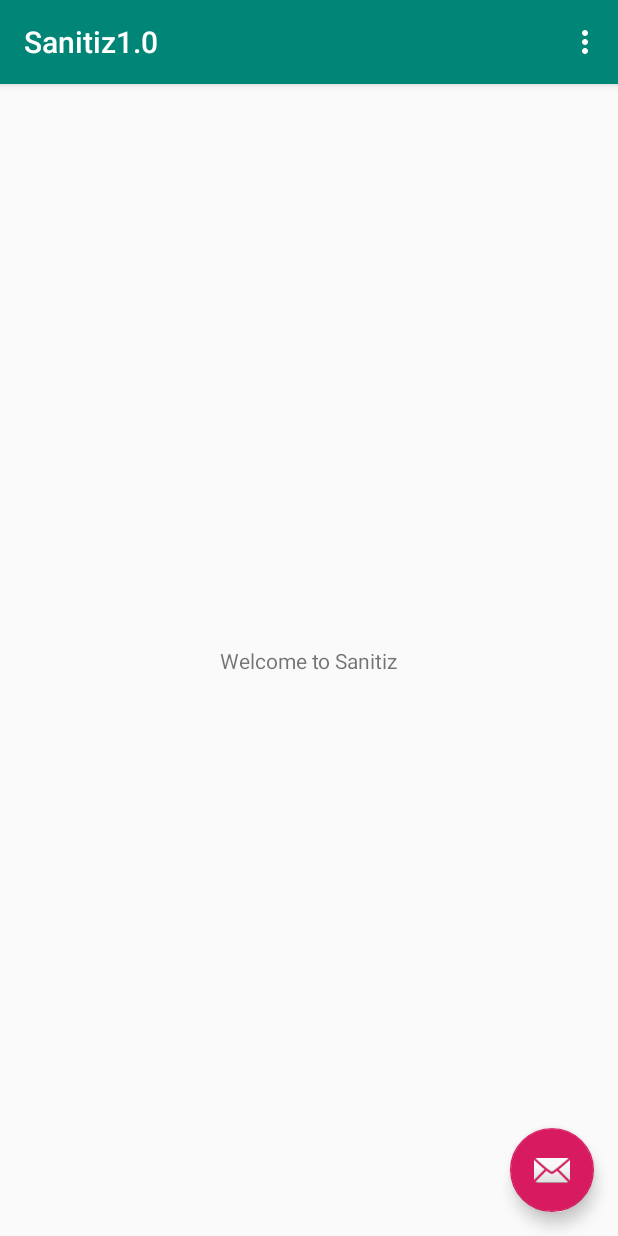
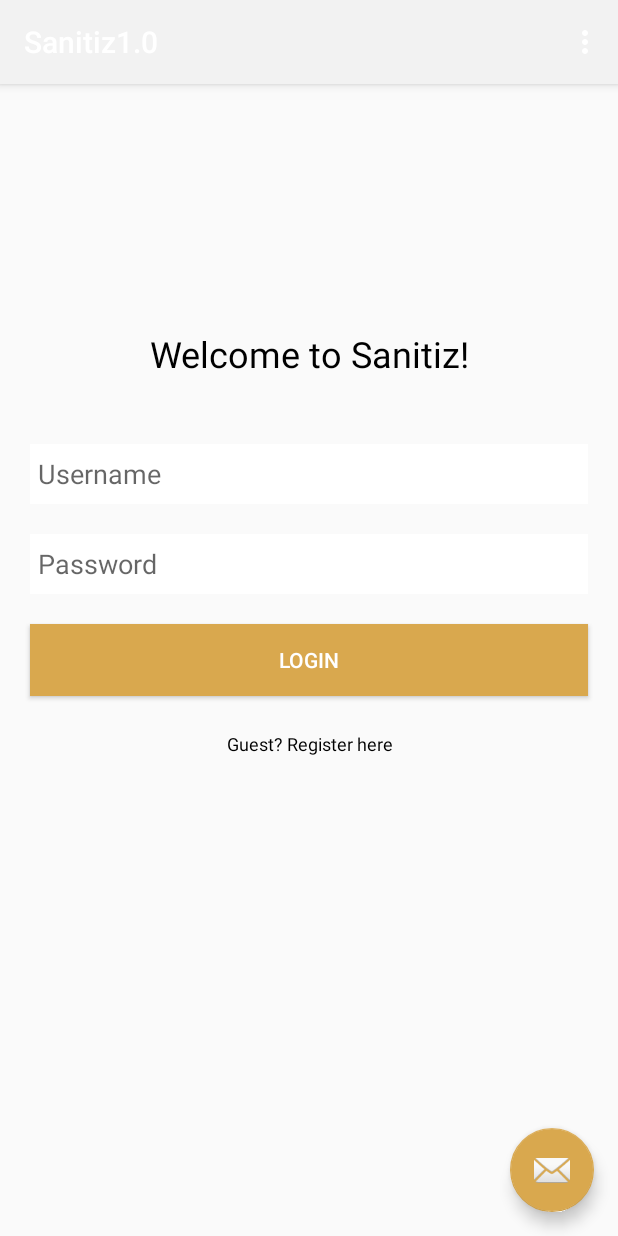
Before and after one commit to flopa69/Sanitiz1.0, an Android app: the screen it shows after launch (MainActivity), on a phone screen of 412 x 824 dp. Run offline under Robolectric (Android 15) with nearby library versions, the phone set to English and light mode, and no system bars; libraries missing offline, so code that uses them is left out: com.github.kittinunf.fuel.

Commit message:
Changed main view to login screen

```diff
--- a/app/build.gradle
+++ b/app/build.gradle
@@ -30,6 +30,7 @@ dependencies {
     implementation 'androidx.core:core-ktx:1.0.2'
     implementation 'androidx.constraintlayout:constraintlayout:1.1.3'
     implementation 'com.google.android.material:material:1.0.0'
+    implementation 'com.github.kittinunf.fuel:fuel-android:1.16.0'
     testImplementation 'junit:junit:4.12'
     androidTestImplementation 'androidx.test.ext:junit:1.1.0'
     androidTestImplementation 'androidx.test.espresso:espresso-core:3.1.1'
--- a/app/src/main/AndroidManifest.xml
+++ b/app/src/main/AndroidManifest.xml
@@ -21,4 +21,5 @@
         </activity>
     </application>
 
+    <uses-permission android:name="android.permission.INTERNET" />
 </manifest>
--- a/app/src/main/java/com/example/sanitiz10/MainActivity.kt
+++ b/app/src/main/java/com/example/sanitiz10/MainActivity.kt
@@ -3,17 +3,57 @@ package com.example.sanitiz10
 import android.os.Bundle
 import com.google.android.material.snackbar.Snackbar
 import androidx.appcompat.app.AppCompatActivity
+import android.content.Context
+import android.content.Intent
+import android.os.AsyncTask
+import android.util.Log
+import android.view.View
+import android.widget.Button
+import android.widget.EditText
+import android.widget.TextView
+import android.widget.Toast
 import android.view.Menu
 import android.view.MenuItem
+import com.github.kittinunf.fuel.Fuel
+import com.github.kittinunf.fuel.core.response
+import java.io.IOException
+import java.util.HashMap
 
 import kotlinx.android.synthetic.main.activity_main.*
 
 class MainActivity : AppCompatActivity() {
+    internal var LoginURL = ""
+    private var username: EditText? = null
+    private var password: EditText? = null
+    private var loginbtn: Button? = null
+    private var textregister: TextView? = null
+    private val LoginTask = 1
+    private var preferenceHelper: PreferenceHelper? = null
 
     override fun onCreate(savedInstanceState: Bundle?) {
         super.onCreate(savedInstanceState)
         setContentView(R.layout.activity_main)
         setSupportActionBar(toolbar)
+
+        preferenceHelper = PreferenceHelper(this)
+
+        username = findViewById<View>(R.id.username) as EditText
+        password = findViewById<View>(R.id.password) as EditText
+
+        loginbtn = findViewById(R.id.loginbtn) as Button
+        textregister = findViewById(R.id.textregister) as TextView
+
+        textregister!!.setOnClickListener {
+            print("register!")
+        }
+
+        loginbtn!!.setOnClickListener {
+            try {
+                login()
+            } catch (e: IOException) {
+                e.printStackTrace()
+            }
+        }
 
         fab.setOnClickListener { view ->
             Snackbar.make(view, "Chengwei is gay", Snackbar.LENGTH_LONG)
@@ -36,4 +76,20 @@ class MainActivity : AppCompatActivity() {
             else -> super.onOptionsItemSelected(item)
         }
     }
+
+    @Throws(IOException::class)
+    private fun login() {
+        try {
+            Fuel.post(LoginURL, listOf(
+                "username" to username!!.text.toString(),
+                "password" to password!!.text.toString()
+            )).response { req, res, result ->
+                Log.d("login", result.get().toString())
+            }
+        } catch (e: Exception) {
+            e.printStackTrace()
+        } finally {
+
+        }
+    }
 }
--- /dev/null
+++ b/app/src/main/java/com/example/sanitiz10/PreferenceHelper.kt
@@ -0,0 +1,36 @@
+package com.example.sanitiz10
+import android.content.Context
+import android.content.SharedPreferences
+
+class PreferenceHelper(private val context: Context) {
+    private val INTRO = "intro"
+    private val NAME = "name"
+    private val app_prefs: SharedPreferences
+
+    init {
+        app_prefs = context.getSharedPreferences(
+            "shared",
+            Context.MODE_PRIVATE
+        )
+    }
+
+    fun putIsLogin(login: Boolean) {
+        val edit = app_prefs.edit()
+        edit.putBoolean(INTRO, login)
+        edit.commit()
+    }
+
+    fun getIsLogin(): Boolean {
+        return app_prefs.getBoolean(INTRO, false)
+    }
+
+    fun putName(login: String) {
+        val edit = app_prefs.edit()
+        edit.putString(NAME, login)
+        edit.commit()
+    }
+
+    fun getNames(): String? {
+        return app_prefs.getString(NAME, "")
+    }
+}
--- a/app/src/main/res/layout/content_main.xml
+++ b/app/src/main/res/layout/content_main.xml
@@ -4,17 +4,73 @@
     xmlns:tools="http://schemas.android.com/tools"
     android:layout_width="match_parent"
     android:layout_height="match_parent"
+    android:gravity="center"
     app:layout_behavior="@string/appbar_scrolling_view_behavior"
     tools:context=".MainActivity"
     tools:showIn="@layout/activity_main">
 
     <TextView
-        android:layout_width="wrap_content"
+        android:layout_width="match_parent"
+        android:layout_height="40dp"
+        android:id="@+id/title"
+        android:gravity="center"
+        android:layout_marginTop="160dp"
+        android:textColor="#000"
+        android:textSize="24sp"
+        android:text="Welcome to Sanitiz!"
+        app:layout_constraintEnd_toEndOf="parent"
+        app:layout_constraintStart_toStartOf="parent"
+        app:layout_constraintTop_toTopOf="parent"/>
+    <EditText
+        android:id="@+id/username"
+        android:layout_width="match_parent"
+        android:layout_height="40dp"
+        android:layout_marginTop="240dp"
+        android:layout_marginLeft="20dp"
+        android:layout_marginRight="20dp"
+        android:background="#fff"
+        android:hint="Username"
+        android:paddingLeft="5dp"
+        app:layout_constraintEnd_toEndOf="parent"
+        app:layout_constraintStart_toStartOf="parent"
+        app:layout_constraintTop_toTopOf="parent" />
+    <EditText
+        android:id="@+id/password"
+        android:layout_width="match_parent"
+        android:layout_height="40dp"
+        android:layout_marginTop="300dp"
+        android:layout_marginLeft="20dp"
+        android:layout_marginRight="20dp"
+        android:background="#fff"
+        android:hint="Password"
+        android:paddingLeft="5dp"
+        app:layout_constraintEnd_toEndOf="parent"
+        app:layout_constraintStart_toStartOf="parent"
+        app:layout_constraintTop_toTopOf="parent" />
+    <Button
+        android:id="@+id/loginbtn"
+        android:layout_width="match_parent"
         android:layout_height="wrap_content"
-        android:text="Welcome to Sanitiz"
-        app:layout_constraintBottom_toBottomOf="parent"
-        app:layout_constraintLeft_toLeftOf="parent"
-        app:layout_constraintRight_toRightOf="parent"
+        android:layout_marginTop="360dp"
+        android:layout_marginLeft="20dp"
+        android:layout_marginRight="20dp"
+        android:background="?attr/colorAccent"
+        android:text="Login"
+        android:textColor="#fff"
+        app:layout_constraintEnd_toEndOf="parent"
+        app:layout_constraintStart_toStartOf="parent"
         app:layout_constraintTop_toTopOf="parent" />
+    <TextView
+        android:layout_width="match_parent"
+        android:layout_height="40dp"
+        android:id="@+id/textregister"
+        android:gravity="center"
+        android:layout_marginTop="420dp"
+        android:textColor="#000"
+        android:textSize="12sp"
+        android:text="Guest? Register here"
+        app:layout_constraintEnd_toEndOf="parent"
+        app:layout_constraintStart_toStartOf="parent"
+        app:layout_constraintTop_toTopOf="parent"/>
 
 </androidx.constraintlayout.widget.ConstraintLayout>
--- a/app/src/main/res/values/colors.xml
+++ b/app/src/main/res/values/colors.xml
@@ -1,6 +1,6 @@
 <?xml version="1.0" encoding="utf-8"?>
 <resources>
-    <color name="colorPrimary">#008577</color>
-    <color name="colorPrimaryDark">#00574B</color>
-    <color name="colorAccent">#D81B60</color>
+    <color name="colorPrimary">#F2F2F2</color>
+    <color name="colorPrimaryDark">#1F2740</color>
+    <color name="colorAccent">#D9A84E</color>
 </resources>
```
